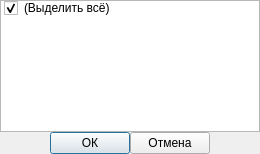
Before: the Qt Designer form ui_files/dialogChangeExtensions.ui in MargaritaLipatova/Prorgams-text-to-docx, drawn with Qt 5.
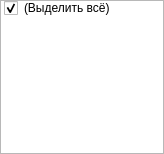
After: the same form once the commit is applied.

Commit message: Добавлено окно фильтра

Diff of the .ui file:
```diff
--- a/ui_files/dialogChangeExtensions.ui
+++ b/ui_files/dialogChangeExtensions.ui
@@ -6,7 +6,7 @@
    <rect>
     <x>0</x>
     <y>0</y>
-    <width>260</width>
+    <width>164</width>
     <height>154</height>
    </rect>
   </property>
@@ -41,53 +41,6 @@
      </item>
     </widget>
    </item>
-   <item>
-    <layout class="QHBoxLayout" name="horizontalLayout">
-     <property name="spacing">
-      <number>0</number>
-     </property>
-     <item>
-      <spacer name="horizontalSpacer">
-       <property name="orientation">
-        <enum>Qt::Horizontal</enum>
-       </property>
-       <property name="sizeHint" stdset="0">
-        <size>
-         <width>40</width>
-         <height>20</height>
-        </size>
-       </property>
-      </spacer>
-     </item>
-     <item>
-      <widget class="QPushButton" name="pBtn_Ok">
-       <property name="text">
-        <string>ОК</string>
-       </property>
-      </widget>
-     </item>
-     <item>
-      <widget class="QPushButton" name="pBtn_Cancel">
-       <property name="text">
-        <string>Отмена</string>
-       </property>
-      </widget>
-     </item>
-     <item>
-      <spacer name="horizontalSpacer_2">
-       <property name="orientation">
-        <enum>Qt::Horizontal</enum>
-       </property>
-       <property name="sizeHint" stdset="0">
-        <size>
-         <width>40</width>
-         <height>20</height>
-        </size>
-       </property>
-      </spacer>
-     </item>
-    </layout>
-   </item>
   </layout>
  </widget>
  <resources/>
```
The commit also changes 6 other files.
